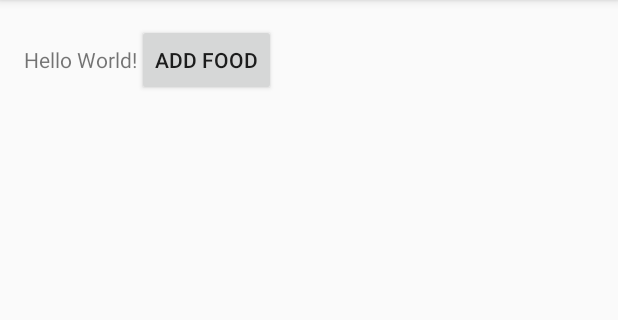
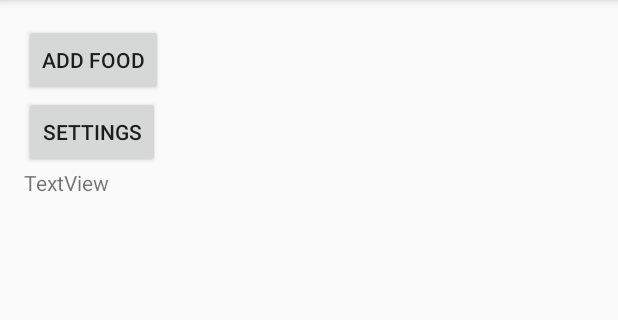
Before and after one commit to cubouyaka/Coach-Nutrition-Project, an Android app: the screen it shows after launch (MainActivity), on a phone screen of 412 x 824 dp, the part 84-404 px from its top. Run offline under Robolectric (Android 15) with nearby library versions, the phone set to English and light mode, and no system bars.

Commit message:
activité settings pour changer les valeurs de min_daily_calorie et max_daily_calorie

```diff
--- a/app/src/main/AndroidManifest.xml
+++ b/app/src/main/AndroidManifest.xml
@@ -17,7 +17,8 @@
             </intent-filter>
         </activity>
         <activity android:name=".add_food" />
-        <activity android:name=".show_food_db"></activity>
+        <activity android:name=".show_food_db" />
+        <activity android:name=".settings"></activity>
     </application>
 
 </manifest>
--- a/app/src/main/java/com/oc/rss/coach_nutrition_project/MainActivity.java
+++ b/app/src/main/java/com/oc/rss/coach_nutrition_project/MainActivity.java
@@ -5,20 +5,44 @@ import android.support.v7.app.AppCompatActivity;
 import android.os.Bundle;
 import android.view.View;
 import android.widget.Button;
+import android.widget.TextView;
+import android.widget.Toast;
 
 public class MainActivity extends AppCompatActivity {
 
-    Button go;
+    Button b_go;
+    Button b_settings ;
+    private static int OK_CODE = 1;
+    public int min_daily, max_daily;
+    TextView textView;
 
     @Override
     protected void onCreate(Bundle savedInstanceState) {
         super.onCreate(savedInstanceState);
         setContentView(R.layout.activity_main);
-        go = (Button)findViewById(R.id.b_add_food);
+        b_go = (Button)findViewById(R.id.b_add_food);
+        b_settings = (Button)findViewById(R.id.b_settings);
+        textView = (TextView)findViewById(R.id.t);
     }
 
     public void onClick(View v){
         Intent i = new Intent(this,add_food.class);
         startActivity(i);
     }
+
+    public void buttonSettings(View v) {
+        startActivityForResult(new Intent(this, settings.class), OK_CODE);
+    }
+
+    @Override
+    protected void onActivityResult(int requestCode, int resultCode, Intent data) {
+        if (requestCode == 1) {
+            if(resultCode == OK_CODE){
+                min_daily = Integer.parseInt(data.getStringExtra("min"));
+                max_daily = Integer.parseInt(data.getStringExtra("max"));
+                textView.setText(min_daily+" "+ max_daily);
+            }
+        }
+    }
+
 }
--- a/app/src/main/res/layout/activity_main.xml
+++ b/app/src/main/res/layout/activity_main.xml
@@ -8,16 +8,8 @@
     android:paddingLeft="@dimen/activity_horizontal_margin"
     android:paddingRight="@dimen/activity_horizontal_margin"
     android:paddingTop="@dimen/activity_vertical_margin"
-    tools:context="com.oc.rss.coach_nutrition_project.MainActivity">
-
-    <TextView
-        android:layout_width="wrap_content"
-        android:layout_height="wrap_content"
-        android:text="Hello World!"
-        app:layout_constraintBottom_toBottomOf="parent"
-        app:layout_constraintLeft_toLeftOf="parent"
-        app:layout_constraintRight_toRightOf="parent"
-        app:layout_constraintTop_toTopOf="parent" />
+    tools:context="com.oc.rss.coach_nutrition_project.MainActivity"
+    android:orientation="vertical">
 
     <Button
         android:id="@+id/b_add_food"
@@ -28,4 +20,17 @@
         tools:layout_editor_absoluteX="2dp"
         tools:layout_editor_absoluteY="1dp" />
 
+    <Button
+        android:id="@+id/b_settings"
+        android:layout_width="wrap_content"
+        android:layout_height="wrap_content"
+        android:onClick="buttonSettings"
+        android:text="Settings" />
+
+    <TextView
+        android:id="@+id/t"
+        android:layout_width="match_parent"
+        android:layout_height="wrap_content"
+        android:text="TextView" />
+
 </LinearLayout>
```
Also changed, not shown: app/src/main/java/com/oc/rss/coach_nutrition_project/settings.java (added, +47 -0 lines), app/src/main/res/layout/activity_settings.xml (added, +92 -0 lines).
